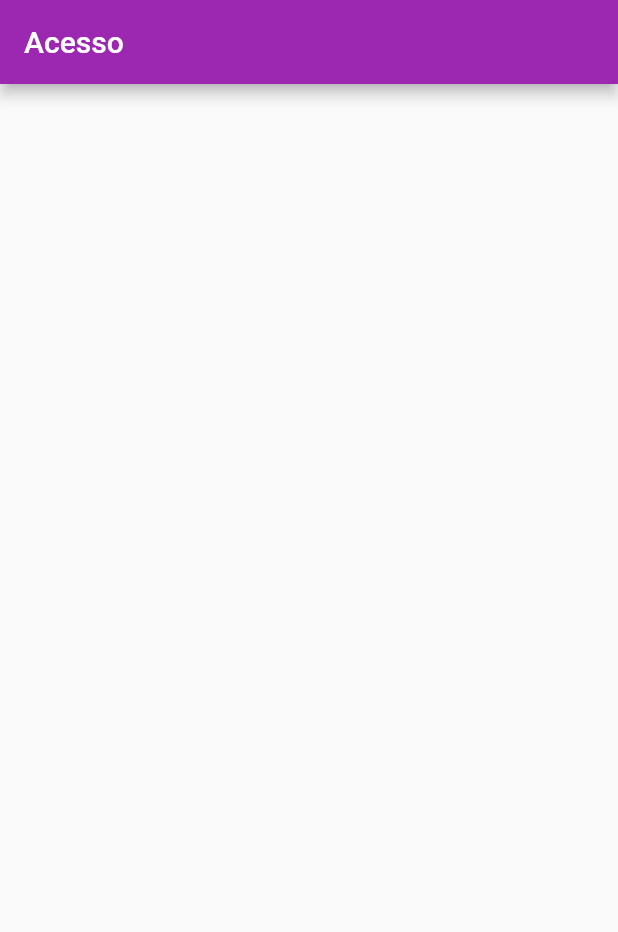
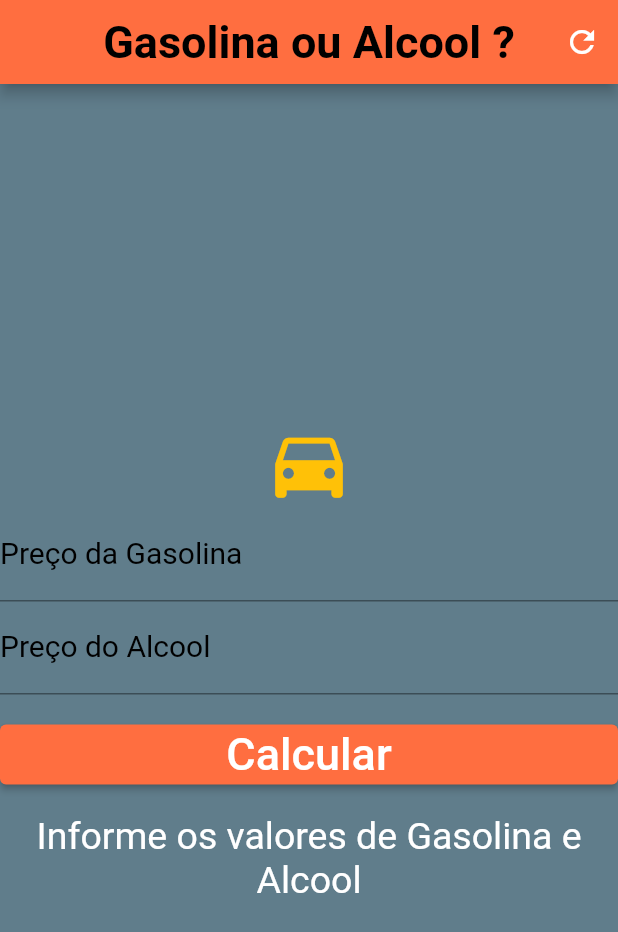
Before and after one commit to r90ur7/fluttermarcoratti, a Flutter app: the screen it shows after launch, on a phone screen of 412 x 824 dp. Shown: the top 932 px of the screen. Run offline on Flutter 3.47's test engine with Material 2 defaults, Android fonts, the phone set to English and light mode, and no system bars; our stand-ins replace google_fonts; Roboto replaces fonts that are missing (Aboreto).

Commit message:
Alcool ou Gasolina 1

```diff
--- /dev/null
+++ b/lib/Widgets/GasolOrAlcool/GasolOrAlcool.dart
@@ -0,0 +1,114 @@
+import 'package:flutter/material.dart';
+import 'package:google_fonts/google_fonts.dart';
+
+class GasolOrAlcool extends StatefulWidget {
+  const GasolOrAlcool({super.key});
+
+  @override
+  State<GasolOrAlcool> createState() => _GasolOrAlcoolState();
+}
+
+class _GasolOrAlcoolState extends State<GasolOrAlcool> {
+  GlobalKey<FormState> _formkey = GlobalKey<FormState>();
+
+  TextEditingController gasolinaController = TextEditingController();
+  TextEditingController alcoolController = TextEditingController();
+
+  @override
+  Widget build(BuildContext context) {
+    return Scaffold(
+        appBar: AppBar(
+          title: Text(
+            'Gasolina ou Alcool ?',
+            style: GoogleFonts.aboreto(
+              fontSize: 30,
+              fontWeight: FontWeight.bold,
+              color: Colors.black,
+            ),
+          ),
+          centerTitle: true,
+          backgroundColor: Colors.deepOrangeAccent,
+          actions: <Widget>[
+            IconButton(
+              icon: const Icon(Icons.refresh),
+              onPressed: () {},
+            )
+          ],
+        ),
+        backgroundColor: Colors.blueGrey,
+        body: Form(
+          key: _formkey,
+          child: Column(
+              crossAxisAlignment: CrossAxisAlignment.stretch,
+              mainAxisAlignment: MainAxisAlignment.center,
+              children: <Widget>[
+                const Icon(
+                  Icons.directions_car,
+                  size: 60.0,
+                  color: Colors.amber,
+                ),
+                buildTextFormFieldGasolina(),
+                buildTextFormFieldAlcool(),
+                buildContainerButton(context),
+                buildTextInfo()
+              ]),
+        ));
+  }
+
+  buildTextFormFieldGasolina() {
+    return TextFormField(
+      keyboardType: TextInputType.number,
+      decoration: const InputDecoration(
+        labelText: 'Preço da Gasolina',
+        labelStyle: TextStyle(color: Colors.black, fontSize: 20.0),
+      ),
+    );
+  }
+
+  buildTextFormFieldAlcool() {
+    return TextFormField(
+      keyboardType: TextInputType.number,
+      decoration: const InputDecoration(
+        labelText: 'Preço do Alcool',
+        labelStyle: TextStyle(color: Colors.black, fontSize: 20.0),
+      ),
+      controller: alcoolController,
+      validator: (value) {
+        if (value!.isEmpty) {
+          return 'Informe o valor do Alcool';
+        }
+        return null;
+      },
+    );
+  }
+
+  buildContainerButton(BuildContext context) {
+    return Container(
+      height: 80.0,
+      padding: const EdgeInsets.only(top: 20.0, bottom: 20.0),
+      child: ElevatedButton(
+        onPressed: () {
+          if (_formkey.currentState!.validate()) {
+            // _calcular();
+            FocusScope.of(context).requestFocus(FocusNode());
+          }
+        },
+        style: ElevatedButton.styleFrom(
+          primary: Colors.deepOrangeAccent,
+        ),
+        child: const Text(
+          'Calcular',
+          style: TextStyle(color: Colors.white, fontSize: 30.0),
+        ),
+      ),
+    );
+  }
+
+  buildTextInfo() {
+    return const Text(
+      'Informe os valores de Gasolina e Alcool',
+      textAlign: TextAlign.center,
+      style: TextStyle(color: Colors.white, fontSize: 25.0),
+    );
+  }
+}
--- a/lib/Widgets/RequestJson/AnimaisApi/GATINHOS.dart
+++ b/lib/Widgets/RequestJson/AnimaisApi/GATINHOS.dart
@@ -1,7 +1,8 @@
+// ignore_for_file: file_names, non_constant_identifier_names
+
 import 'package:flutter/material.dart';
 
 ListarGatinhos() {
-  final url = Uri.parse('https://api.thecatapi.com/v1/breeds');
   final itens = List<String>.generate(1000, (i) => "Item $i");
 
     return ListView.builder(
@@ -9,7 +10,7 @@ ListarGatinhos() {
       itemBuilder: (context, index) {
         return ListTile(
           title: Text(itens[index]),
-          leading: Icon(Icons.pets),
+          leading: const Icon(Icons.pets),
         );
       });
   }
--- a/lib/Widgets/RequestJson/user.dart
+++ b/lib/Widgets/RequestJson/user.dart
@@ -1,4 +1,3 @@
-import 'package:flutter/material.dart';
 
 class User {
   int? id;
--- a/lib/main.dart
+++ b/lib/main.dart
@@ -1,22 +1,19 @@
 import 'package:flutter/material.dart';
-import 'package:fluttermarcoratti/Widgets/RequestJson/requestJson.dart';
+import 'package:fluttermarcoratti/Widgets/GasolOrAlcool/GasolOrAlcool.dart';
 
 void main() => runApp(const MyApp());
+
 class MyApp extends StatelessWidget {
   const MyApp({super.key});
 
   @override
   Widget build(BuildContext context) {
     return MaterialApp(
+        debugShowCheckedModeBanner: false,
         theme: ThemeData(
           primarySwatch: Colors.purple,
         ),
-        home: Scaffold(
-          appBar: AppBar(
-            title: Text('Acesso'),
-          ),
-          body: Http_Json_ListView(),
-        ),
-    );
+        home: GasolOrAlcool(),
+        );
   }
 }
--- a/pubspec.yaml
+++ b/pubspec.yaml
@@ -35,6 +35,7 @@ dependencies:
   # Use with the CupertinoIcons class for iOS style icons.
   cupertino_icons: ^1.0.2
   http: 1.1.0
+  google_fonts: ^6.1.0
 
 dev_dependencies:
   flutter_test:
```
Also changed, not shown: pubspec.lock, 1 other file.
